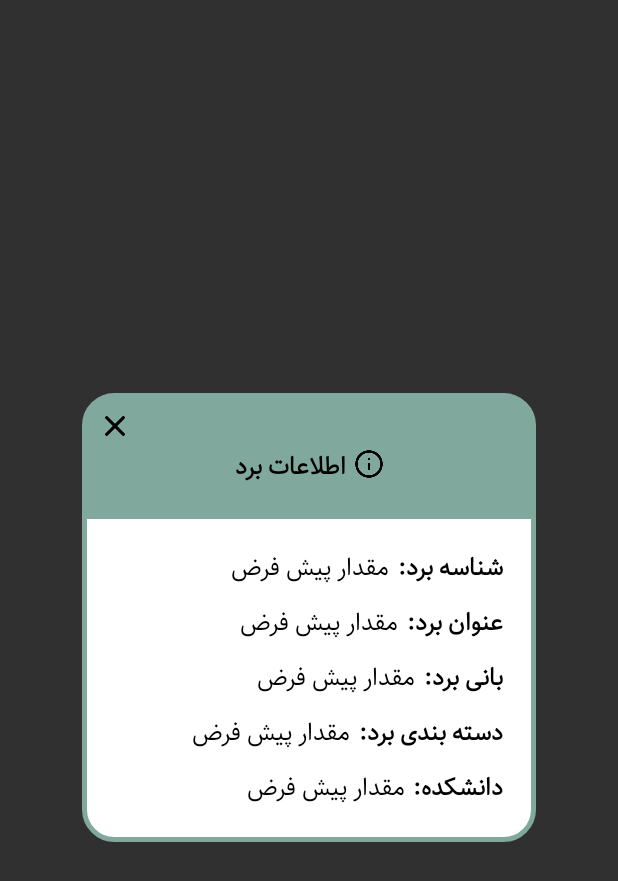
After one commit to nacls/ResaAndroidApp, an Android app: the layout board_info_dialog.xml on its own in the app's theme, with its tools: preview values and no code run, on a phone screen of 412 x 824 dp. The commit adds this screen. Shown: the top 881 px of the screen. Run offline under Robolectric (Android 15) with nearby library versions, the phone set to English and light mode, and no system bars.

Commit message:
Feature: open board info dialog when user clicks on info button in board

```diff
--- a/app/src/main/java/ir/ceit/resa/contract/BoardContract.java
+++ b/app/src/main/java/ir/ceit/resa/contract/BoardContract.java
@@ -18,6 +18,8 @@ public interface BoardContract {
         void showAnnouncements(List<Announcement> announcements);
 
         void showToastAnnouncementStatus(String status, boolean isLong);
+
+        void openBoardInfoDialog(Board board);
     }
 
     interface Presenter {
--- a/app/src/main/java/ir/ceit/resa/presenter/BoardActivityPresenter.java
+++ b/app/src/main/java/ir/ceit/resa/presenter/BoardActivityPresenter.java
@@ -46,7 +46,7 @@ public class BoardActivityPresenter implements BoardContract.Presenter {
         if (board.getUserMembership() == EMembership.CREATOR) {
             System.out.println("EDIT CLICKED");
         } else {
-            System.out.println("INFO CLICKED");
+            view.openBoardInfoDialog(board);
         }
     }
 
--- a/app/src/main/java/ir/ceit/resa/view/activity/BoardActivity.java
+++ b/app/src/main/java/ir/ceit/resa/view/activity/BoardActivity.java
@@ -1,5 +1,7 @@
 package ir.ceit.resa.view.activity;
 
+import android.graphics.Color;
+import android.graphics.drawable.ColorDrawable;
 import android.os.Bundle;
 import android.view.Gravity;
 import android.view.Menu;
@@ -35,6 +37,7 @@ import ir.ceit.resa.model.EMembership;
 import ir.ceit.resa.presenter.BoardActivityPresenter;
 import ir.ceit.resa.service.Constants;
 import ir.ceit.resa.view.adapter.AnnouncementAdapter;
+import ir.ceit.resa.view.dialog.BoardInfoDialog;
 import ir.ceit.resa.view.util.RecyclerViewOffsetDecoration;
 
 public class BoardActivity extends AppCompatActivity implements BoardContract.View {
@@ -135,6 +138,13 @@ public class BoardActivity extends AppCompatActivity implements BoardContract.Vi
             Toast.makeText(getApplicationContext(), status, Toast.LENGTH_LONG).show();
         else
             Toast.makeText(getApplicationContext(), status, Toast.LENGTH_SHORT).show();
+    }
+
+    @Override
+    public void openBoardInfoDialog(Board board) {
+        BoardInfoDialog boardInfoDialog = new BoardInfoDialog(this, board);
+        boardInfoDialog.getWindow().setBackgroundDrawable(new ColorDrawable(Color.TRANSPARENT));
+        boardInfoDialog.show();
     }
 
     private void setAddAnnouncementViewBasedOnRole() {
@@ -245,12 +255,7 @@ public class BoardActivity extends AppCompatActivity implements BoardContract.Vi
     }
 
     private void setOnSwipe() {
-        swipeContainer.setOnRefreshListener(new SwipyRefreshLayout.OnRefreshListener() {
-            @Override
-            public void onRefresh(SwipyRefreshLayoutDirection direction) {
-                boardPresenter.getBoardAnnouncementsFromServer();
-            }
-        });
+        swipeContainer.setOnRefreshListener(direction -> boardPresenter.getBoardAnnouncementsFromServer());
     }
 
     private void setUpToolbar() {
--- /dev/null
+++ b/app/src/main/java/ir/ceit/resa/view/dialog/BoardInfoDialog.java
@@ -0,0 +1,71 @@
+package ir.ceit.resa.view.dialog;
+
+import android.app.Activity;
+import android.app.Dialog;
+import android.os.Bundle;
+import android.view.View;
+import android.view.Window;
+import android.widget.ImageView;
+import android.widget.TextView;
+
+import ir.ceit.resa.R;
+import ir.ceit.resa.model.Board;
+
+public class BoardInfoDialog extends Dialog implements
+        android.view.View.OnClickListener {
+
+    private final Board board;
+    // view components
+    private ImageView closeIv;
+    private TextView boardId;
+    private TextView boardTitle;
+    private TextView boardCreator;
+    private TextView boardCategory;
+    private TextView boardFaculty;
+
+    public BoardInfoDialog(Activity activity, Board board) {
+        super(activity);
+        this.board = board;
+    }
+
+    @Override
+    protected void onCreate(Bundle savedInstanceState) {
+        super.onCreate(savedInstanceState);
+        requestWindowFeature(Window.FEATURE_NO_TITLE);
+        setContentView(R.layout.board_info_dialog);
+        initializeViewComponents();
+        setupViewTexts();
+
+        closeIv.setOnClickListener(this);
+    }
+
+    private void initializeViewComponents() {
+        boardId = findViewById(R.id.board_id);
+        boardTitle = findViewById(R.id.board_title);
+        boardCreator = findViewById(R.id.board_creator);
+        boardCategory = findViewById(R.id.board_category);
+        boardFaculty = findViewById(R.id.board_faculty);
+        closeIv = findViewById(R.id.close);
+    }
+
+    private void setupViewTexts() {
+        String boardIdValue = board.getBoardId();
+        String boardTitleValue = board.getDescription();
+        String boardCreatorValue = board.getCreatorUsername();
+        String boardCategoryValue = board.getCategory();
+        String boardFacultyValue = board.getFaculty();
+
+        boardId.setText(boardIdValue);
+        boardTitle.setText(boardTitleValue);
+        boardCreator.setText(boardCreatorValue);
+        boardCategory.setText(boardCategoryValue);
+        boardFaculty.setText(boardFacultyValue);
+    }
+
+    @Override
+    public void onClick(View v) {
+        if (v.getId() == R.id.close) {
+            dismiss();
+        }
+    }
+}
--- /dev/null
+++ b/app/src/main/res/drawable/curved_white_background.xml
@@ -0,0 +1,15 @@
+<shape xmlns:android="http://schemas.android.com/apk/res/android" >
+
+    <solid android:color="@color/white" />
+
+    <stroke
+        android:width="3dp"
+        android:color="@color/main" />
+
+    <corners
+        android:bottomLeftRadius="20dp"
+        android:bottomRightRadius="20dp"
+        android:topLeftRadius="20dp"
+        android:topRightRadius="20dp" />
+
+</shape>
--- /dev/null
+++ b/app/src/main/res/drawable/upper_curved_green_background.xml
@@ -0,0 +1,9 @@
+<shape xmlns:android="http://schemas.android.com/apk/res/android" >
+
+    <solid android:color="@color/main" />
+
+    <corners
+        android:topLeftRadius="20dp"
+        android:topRightRadius="20dp" />
+
+</shape>
--- /dev/null
+++ b/app/src/main/res/layout/board_info_dialog.xml
@@ -0,0 +1,228 @@
+<?xml version="1.0" encoding="utf-8"?>
+<LinearLayout xmlns:android="http://schemas.android.com/apk/res/android"
+    android:layout_width="wrap_content"
+    android:layout_height="wrap_content"
+    android:layout_gravity="center"
+    android:background="@drawable/curved_white_background"
+    android:orientation="vertical"
+    android:padding="1dp">
+
+    <LinearLayout
+        android:layout_width="300sp"
+        android:layout_height="match_parent"
+        android:background="@drawable/upper_curved_green_background"
+        android:orientation="vertical"
+        android:padding="5dp">
+
+        <ImageView
+            android:id="@+id/close"
+            android:layout_width="20dp"
+            android:layout_height="20dp"
+            android:layout_gravity="left"
+            android:layout_marginStart="5dp"
+            android:layout_marginTop="5dp"
+            android:layout_marginEnd="5dp"
+            android:layout_marginRight="5dp"
+            android:background="@drawable/close" />
+
+        <LinearLayout
+            android:layout_width="match_parent"
+            android:layout_height="match_parent"
+            android:layout_gravity="center"
+            android:gravity="center"
+            android:layout_marginStart="5dp"
+            android:layout_marginLeft="5dp"
+            android:layout_marginEnd="5dp"
+            android:layout_marginRight="5dp"
+            android:layout_marginBottom="15dp"
+            android:orientation="horizontal">
+
+            <TextView
+                android:layout_width="wrap_content"
+                android:layout_height="wrap_content"
+                android:layout_gravity="center"
+                android:gravity="center"
+                android:text="@string/board_info"
+                android:fontFamily="@font/sahelfd"
+                android:textColor="@color/black"
+                android:textSize="16sp"
+                android:textStyle="bold" />
+
+            <ImageView
+                android:layout_width="20dp"
+                android:layout_height="20dp"
+                android:layout_marginLeft="5dp"
+                android:layout_gravity="center"
+                android:gravity="center"
+                android:background="@drawable/info" />
+        </LinearLayout>
+
+    </LinearLayout>
+
+
+    <LinearLayout
+        android:layout_width="match_parent"
+        android:layout_height="wrap_content"
+        android:layout_gravity="right"
+        android:orientation="vertical"
+        android:padding="15dp"
+        android:paddingLeft="10dp"
+        android:paddingRight="10dp">
+
+        <LinearLayout
+            android:layout_width="match_parent"
+            android:layout_height="wrap_content"
+            android:layout_gravity="right"
+            android:layout_marginLeft="5dp"
+            android:layout_marginRight="5dp"
+            android:layout_marginBottom="5dp"
+            android:gravity="right"
+            android:orientation="horizontal">
+
+            <TextView
+                android:id="@+id/board_id"
+                android:layout_width="wrap_content"
+                android:layout_height="wrap_content"
+                android:layout_marginRight="5dp"
+                android:fontFamily="@font/sahelfd"
+                android:text="@string/default_text"
+                android:textColor="@color/black"
+                android:textSize="16sp" />
+
+            <TextView
+                android:id="@+id/board_id_title"
+                android:layout_width="wrap_content"
+                android:layout_height="wrap_content"
+                android:fontFamily="@font/sahelfd"
+                android:text="@string/board_id"
+                android:textColor="@android:color/black"
+                android:textSize="16sp"
+                android:textStyle="bold" />
+        </LinearLayout>
+
+        <LinearLayout
+            android:layout_width="match_parent"
+            android:layout_height="wrap_content"
+            android:layout_gravity="right"
+            android:layout_marginLeft="5dp"
+            android:layout_marginRight="5dp"
+            android:layout_marginBottom="5dp"
+            android:gravity="right"
+            android:orientation="horizontal">
+
+            <TextView
+                android:id="@+id/board_title"
+                android:layout_width="wrap_content"
+                android:layout_height="wrap_content"
+                android:layout_marginRight="5dp"
+                android:fontFamily="@font/sahelfd"
+                android:text="@string/default_text"
+                android:textColor="@color/black"
+                android:textSize="16sp" />
+
+            <TextView
+                android:id="@+id/board_title_title"
+                android:layout_width="wrap_content"
+                android:layout_height="wrap_content"
+                android:fontFamily="@font/sahelfd"
+                android:text="@string/board_title"
+                android:textColor="@android:color/black"
+                android:textSize="16sp"
+                android:textStyle="bold" />
+
+        </LinearLayout>
+
+        <LinearLayout
+            android:layout_width="match_parent"
+            android:layout_height="wrap_content"
+            android:layout_gravity="right"
+            android:layout_marginLeft="5dp"
+            android:layout_marginRight="5dp"
+            android:layout_marginBottom="5dp"
+            android:gravity="right"
+            android:orientation="horizontal">
+
+            <TextView
+                android:id="@+id/board_creator"
+                android:layout_width="wrap_content"
+                android:layout_height="wrap_content"
+                android:layout_marginRight="5dp"
+                android:fontFamily="@font/sahelfd"
+                android:text="@string/default_text"
+                android:textColor="@color/black"
+                android:textSize="16sp" />
+
+            <TextView
+                android:id="@+id/board_creator_title"
+                android:layout_width="wrap_content"
+                android:layout_height="wrap_content"
+                android:fontFamily="@font/sahelfd"
+                android:text="@string/board_creator"
+                android:textColor="@android:color/black"
+                android:textSize="16sp"
+                android:textStyle="bold" />
+        </LinearLayout>
+
+        <LinearLayout
+            android:layout_width="match_parent"
+            android:layout_height="wrap_content"
+            android:layout_gravity="right"
+            android:layout_marginLeft="5dp"
+            android:layout_marginRight="5dp"
+            android:layout_marginBottom="5dp"
+            android:gravity="right"
+            android:orientation="horizontal">
+
+            <TextView
+                android:id="@+id/board_category"
+                android:layout_width="wrap_content"
+                android:layout_height="wrap_content"
+                android:layout_marginRight="5dp"
+                android:fontFamily="@font/sahelfd"
+                android:text="@string/default_text"
+                android:textColor="@color/black"
+                android:textSize="16sp" />
+
+            <TextView
+                android:id="@+id/board_category_title"
+                android:layout_width="wrap_content"
+                android:layout_height="wrap_content"
+                android:fontFamily="@font/sahelfd"
+                android:text="@string/board_category"
+                android:textColor="@android:color/black"
+                android:textSize="16sp"
+                android:textStyle="bold" />
+        </LinearLayout>
+
+        <LinearLayout
+            android:layout_width="match_parent"
+            android:layout_height="wrap_content"
+            android:layout_gravity="right"
+            android:layout_marginLeft="5dp"
+            android:layout_marginRight="5dp"
+            android:layout_marginBottom="5dp"
+            android:gravity="right"
+            android:orientation="horizontal">
+
+            <TextView
+                android:id="@+id/board_faculty"
+                android:layout_width="wrap_content"
+                android:layout_height="wrap_content"
+                android:layout_marginRight="5dp"
+                android:fontFamily="@font/sahelfd"
+                android:text="@string/default_text"
+                android:textColor="@color/black"
+                android:textSize="16sp" />
+
+            <TextView
+                android:id="@+id/board_faculty_title"
+                android:layout_width="wrap_content"
+                android:layout_height="wrap_content"
+                android:fontFamily="@font/sahelfd"
+                android:text="@string/board_faculty"
+                android:textColor="@android:color/black"
+                android:textSize="16sp"
+                android:textStyle="bold" />
+        </LinearLayout>
+    </LinearLayout>
+</LinearLayout>
--- a/app/src/main/res/values/strings.xml
+++ b/app/src/main/res/values/strings.xml
@@ -38,6 +38,13 @@
     <string name="no_boards">بردی برای نمایش وجود ندارد</string>
     <string name="type_announcement_hint">متن پیام</string>
 
+    <string name="board_id">شناسه برد:</string>
+    <string name="board_title">عنوان برد:</string>
+    <string name="board_creator">بانی برد:</string>
+    <string name="board_category">دسته بندی برد:</string>
+    <string name="board_faculty">دانشکده:</string>
+    <string name="board_info">اطلاعات برد</string>
+
     <string-array name="navigation_drawer_items_array">
         <item>پروفایل</item>
         <item>تنظیمات</item>
```
Also changed, not shown: app/src/main/res/drawable/close.png (added).
